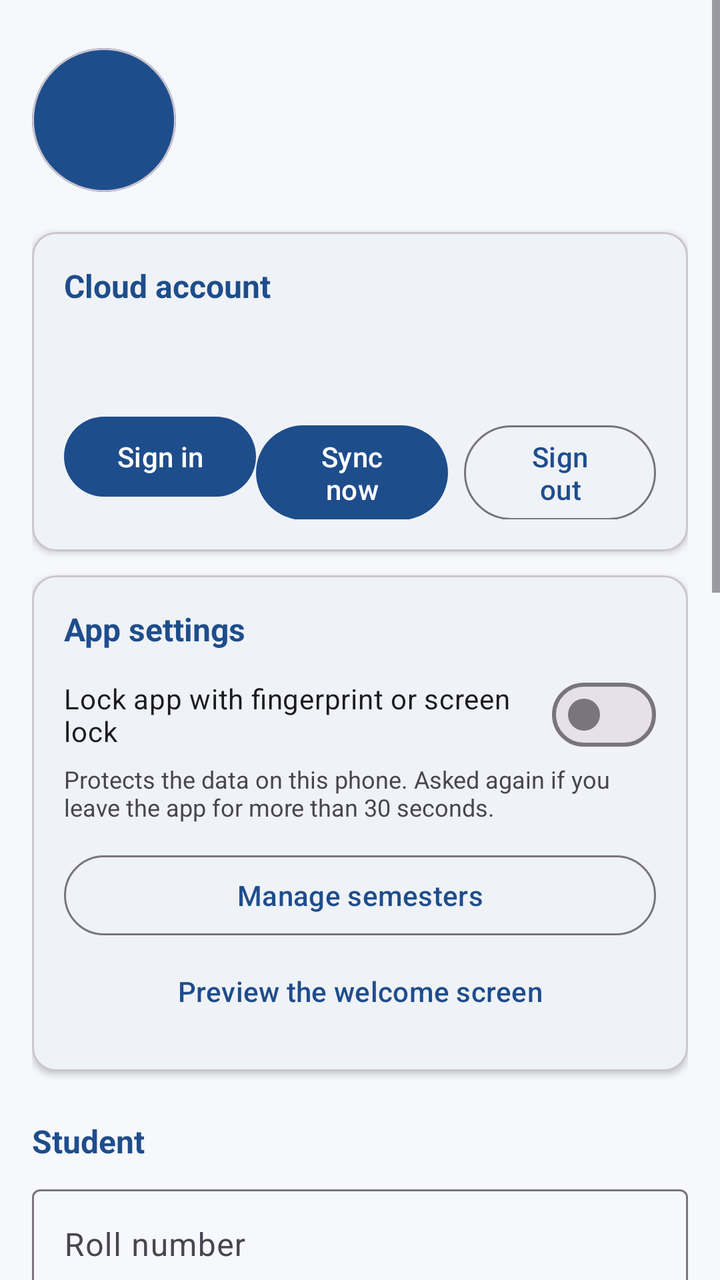
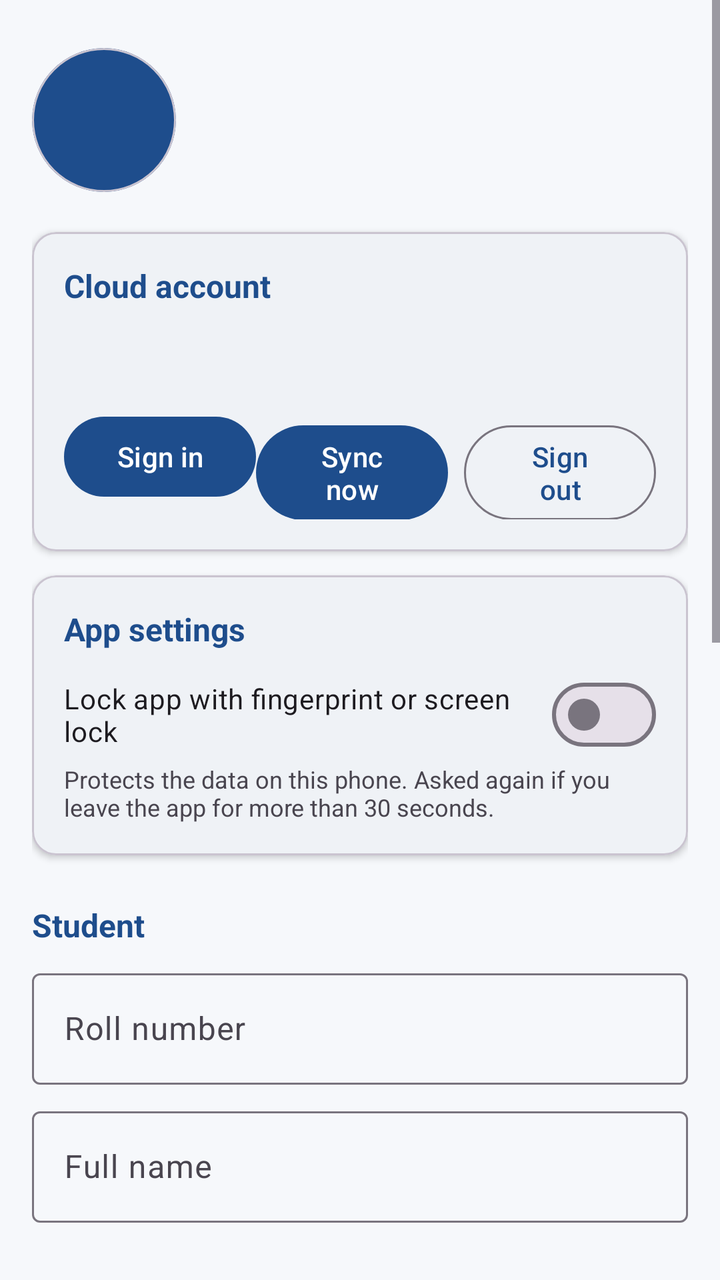

Compare the two renders of this Android layout. The source of the first and the diff that turns it into the second are given below.
<!-- AndroidManifest.xml: application theme Theme.CampusMate -->
<!-- res/layout/fragment_profile.xml -->
<?xml version="1.0" encoding="utf-8"?>
<ScrollView
    xmlns:android="http://schemas.android.com/apk/res/android"
    xmlns:app="http://schemas.android.com/apk/res-auto"
    android:layout_width="match_parent"
    android:layout_height="match_parent"
    android:fillViewport="true">

    <LinearLayout
        android:layout_width="match_parent"
        android:layout_height="wrap_content"
        android:orientation="vertical"
        android:padding="16dp">

        
        <LinearLayout
            android:layout_width="match_parent"
            android:layout_height="wrap_content"
            android:layout_marginTop="8dp"
            android:gravity="center_vertical"
            android:orientation="horizontal">

            <com.google.android.material.card.MaterialCardView
                android:id="@+id/cardAvatar"
                android:layout_width="72dp"
                android:layout_height="72dp"
                app:cardBackgroundColor="@color/cm_primary"
                app:cardCornerRadius="36dp"
                app:cardElevation="0dp">

                <TextView
                    android:id="@+id/textInitials"
                    android:layout_width="match_parent"
                    android:layout_height="match_parent"
                    android:gravity="center"
                    android:textColor="@color/cm_on_primary"
                    android:textSize="26sp"
                    android:textStyle="bold" />
            </com.google.android.material.card.MaterialCardView>

            <LinearLayout
                android:layout_width="0dp"
                android:layout_height="wrap_content"
                android:layout_marginStart="16dp"
                android:layout_weight="1"
                android:orientation="vertical">

                <TextView
                    android:id="@+id/textName"
                    android:layout_width="match_parent"
                    android:layout_height="wrap_content"
                    android:textSize="22sp"
                    android:textStyle="bold" />

                <TextView
                    android:id="@+id/textSummary"
                    android:layout_width="match_parent"
                    android:layout_height="wrap_content"
                    android:layout_marginTop="2dp"
                    android:textSize="14sp" />
            </LinearLayout>
        </LinearLayout>

        
        <com.google.android.material.card.MaterialCardView
            android:id="@+id/cardAccount"
            android:layout_width="match_parent"
            android:layout_height="wrap_content"
            android:layout_marginTop="20dp"
            app:cardBackgroundColor="@color/cm_surface"
            app:cardCornerRadius="12dp"
            app:cardElevation="2dp">

            <LinearLayout
                android:layout_width="match_parent"
                android:layout_height="wrap_content"
                android:orientation="vertical"
                android:padding="16dp">

                <TextView
                    android:layout_width="match_parent"
                    android:layout_height="wrap_content"
                    android:text="@string/account_title"
                    android:textColor="?attr/colorPrimary"
                    android:textSize="16sp"
                    android:textStyle="bold" />

                <TextView
                    android:id="@+id/textAccountStatus"
                    android:layout_width="match_parent"
                    android:layout_height="wrap_content"
                    android:layout_marginTop="4dp"
                    android:textSize="14sp" />

                <TextView
                    android:id="@+id/textLastSync"
                    android:layout_width="match_parent"
                    android:layout_height="wrap_content"
                    android:layout_marginTop="2dp"
                    android:textSize="13sp" />

                <ProgressBar
                    android:id="@+id/progressSync"
                    style="?android:attr/progressBarStyleHorizontal"
                    android:layout_width="match_parent"
                    android:layout_height="wrap_content"
                    android:layout_marginTop="8dp"
                    android:indeterminate="true"
                    android:visibility="gone" />

                <LinearLayout
                    android:layout_width="match_parent"
                    android:layout_height="wrap_content"
                    android:layout_marginTop="8dp"
                    android:orientation="horizontal">

                    <com.google.android.material.button.MaterialButton
                        android:id="@+id/buttonSignIn"
                        android:layout_width="0dp"
                        android:layout_height="wrap_content"
                        android:layout_weight="1"
                        android:text="@string/account_sign_in" />

                    <com.google.android.material.button.MaterialButton
                        android:id="@+id/buttonSyncNow"
                        android:layout_width="0dp"
                        android:layout_height="wrap_content"
                        android:layout_marginEnd="4dp"
                        android:layout_weight="1"
                        android:text="@string/account_sync_now" />

                    <com.google.android.material.button.MaterialButton
                        android:id="@+id/buttonSignOut"
                        style="?attr/materialButtonOutlinedStyle"
                        android:layout_width="0dp"
                        android:layout_height="wrap_content"
                        android:layout_marginStart="4dp"
                        android:layout_weight="1"
                        android:text="@string/account_sign_out" />
                </LinearLayout>
            </LinearLayout>
        </com.google.android.material.card.MaterialCardView>

        
        <com.google.android.material.card.MaterialCardView
            android:id="@+id/cardSettings"
            android:layout_width="match_parent"
            android:layout_height="wrap_content"
            android:layout_marginTop="12dp"
            app:cardBackgroundColor="@color/cm_surface"
            app:cardCornerRadius="12dp"
            app:cardElevation="2dp">

            <LinearLayout
                android:layout_width="match_parent"
                android:layout_height="wrap_content"
                android:orientation="vertical"
                android:padding="16dp">

                <TextView
                    android:layout_width="wrap_content"
                    android:layout_height="wrap_content"
                    android:text="@string/settings_title"
                    android:textColor="?attr/colorPrimary"
                    android:textSize="16sp"
                    android:textStyle="bold" />

                <com.google.android.material.materialswitch.MaterialSwitch
                    android:id="@+id/switchAppLock"
                    android:layout_width="match_parent"
                    android:layout_height="wrap_content"
                    android:layout_marginTop="8dp"
                    android:text="@string/settings_app_lock" />

                <TextView
                    android:layout_width="match_parent"
                    android:layout_height="wrap_content"
                    android:text="@string/settings_app_lock_hint"
                    android:textSize="12sp" />

                <com.google.android.material.button.MaterialButton
                    android:id="@+id/buttonSemesters"
                    style="@style/Widget.Material3.Button.OutlinedButton"
                    android:layout_width="match_parent"
                    android:layout_height="wrap_content"
                    android:layout_marginTop="12dp"
                    android:text="@string/settings_semesters" />

                <com.google.android.material.button.MaterialButton
                    android:id="@+id/buttonShowWelcome"
                    style="@style/Widget.Material3.Button.TextButton"
                    android:layout_width="match_parent"
                    android:layout_height="wrap_content"
                    android:text="@string/settings_show_welcome" />
            </LinearLayout>
        </com.google.android.material.card.MaterialCardView>

        
        <TextView
            android:layout_width="match_parent"
            android:layout_height="wrap_content"
            android:layout_marginTop="24dp"
            android:text="@string/profile_section_student"
            android:textColor="?attr/colorPrimary"
            android:textSize="16sp"
            android:textStyle="bold" />

        <com.google.android.material.textfield.TextInputLayout
            android:id="@+id/layoutRoll"
            style="@style/Widget.Material3.TextInputLayout.OutlinedBox"
            android:layout_width="match_parent"
            android:layout_height="wrap_content"
            android:layout_marginTop="8dp"
            android:hint="@string/profile_hint_roll">

            <com.google.android.material.textfield.TextInputEditText
                android:id="@+id/editRoll"
                android:layout_width="match_parent"
                android:layout_height="wrap_content"
                android:inputType="number" />
        </com.google.android.material.textfield.TextInputLayout>

        <TextView
            android:id="@+id/textDetectStatus"
            android:layout_width="match_parent"
            android:layout_height="wrap_content"
            android:layout_marginStart="4dp"
            android:layout_marginTop="4dp"
            android:textColor="?attr/colorPrimary"
            android:textSize="13sp"
            android:visibility="gone" />

        <com.google.android.material.textfield.TextInputLayout
            android:id="@+id/layoutName"
            style="@style/Widget.Material3.TextInputLayout.OutlinedBox"
            android:layout_width="match_parent"
            android:layout_height="wrap_content"
            android:layout_marginTop="8dp"
            android:hint="@string/profile_hint_name">

            <com.google.android.material.textfield.TextInputEditText
                android:id="@+id/editName"
                android:layout_width="match_parent"
                android:layout_height="wrap_content"
                android:inputType="textPersonName|textCapWords" />
        </com.google.android.material.textfield.TextInputLayout>

        
        <TextView
            android:layout_width="match_parent"
            android:layout_height="wrap_content"
            android:layout_marginTop="24dp"
            android:text="@string/profile_section_academic"
            android:textColor="?attr/colorPrimary"
            android:textSize="16sp"
            android:textStyle="bold" />

        <com.google.android.material.textfield.TextInputLayout
            android:id="@+id/layoutUniversity"
            style="@style/Widget.Material3.TextInputLayout.OutlinedBox"
            android:layout_width="match_parent"
            android:layout_height="wrap_content"
            android:layout_marginTop="8dp"
            android:hint="@string/profile_hint_university">

            <com.google.android.material.textfield.TextInputEditText
                android:id="@+id/editUniversity"
                android:layout_width="match_parent"
                android:layout_height="wrap_content"
                android:inputType="textCapWords" />
        </com.google.android.material.textfield.TextInputLayout>

        <com.google.android.material.textfield.TextInputLayout
            android:id="@+id/layoutDepartment"
            style="@style/Widget.Material3.TextInputLayout.OutlinedBox"
            android:layout_width="match_parent"
            android:layout_height="wrap_content"
            android:layout_marginTop="8dp"
            android:hint="@string/profile_hint_department">

            <com.google.android.material.textfield.TextInputEditText
                android:id="@+id/editDepartment"
                android:layout_width="match_parent"
                android:layout_height="wrap_content"
                android:inputType="textCapWords" />
        </com.google.android.material.textfield.TextInputLayout>

        <com.google.android.material.textfield.TextInputLayout
            android:id="@+id/layoutSession"
            style="@style/Widget.Material3.TextInputLayout.OutlinedBox"
            android:layout_width="match_parent"
            android:layout_height="wrap_content"
            android:layout_marginTop="8dp"
            android:hint="@string/profile_hint_session">

            <com.google.android.material.textfield.TextInputEditText
                android:id="@+id/editSession"
                android:layout_width="match_parent"
                android:layout_height="wrap_content"
                android:inputType="text" />
        </com.google.android.material.textfield.TextInputLayout>

        <LinearLayout
            android:layout_width="match_parent"
            android:layout_height="wrap_content"
            android:layout_marginTop="8dp"
            android:orientation="horizontal">

            <com.google.android.material.textfield.TextInputLayout
                android:id="@+id/layoutYear"
                style="@style/Widget.Material3.TextInputLayout.OutlinedBox"
                android:layout_width="0dp"
                android:layout_height="wrap_content"
                android:layout_marginEnd="4dp"
                android:layout_weight="1"
                android:hint="@string/profile_hint_year">

                <com.google.android.material.textfield.TextInputEditText
                    android:id="@+id/editYear"
                    android:layout_width="match_parent"
                    android:layout_height="wrap_content"
                    android:inputType="number" />
            </com.google.android.material.textfield.TextInputLayout>

            <com.google.android.material.textfield.TextInputLayout
                android:id="@+id/layoutTerm"
                style="@style/Widget.Material3.TextInputLayout.OutlinedBox"
                android:layout_width="0dp"
                android:layout_height="wrap_content"
                android:layout_marginStart="4dp"
                android:layout_weight="1"
                android:hint="@string/profile_hint_term">

                <com.google.android.material.textfield.TextInputEditText
                    android:id="@+id/editTerm"
                    android:layout_width="match_parent"
                    android:layout_height="wrap_content"
                    android:inputType="number" />
            </com.google.android.material.textfield.TextInputLayout>
        </LinearLayout>

        <LinearLayout
            android:layout_width="match_parent"
            android:layout_height="wrap_content"
            android:layout_marginTop="8dp"
            android:orientation="horizontal">

            <com.google.android.material.textfield.TextInputLayout
                android:id="@+id/layoutSection"
                style="@style/Widget.Material3.TextInputLayout.OutlinedBox"
                android:layout_width="0dp"
                android:layout_height="wrap_content"
                android:layout_marginEnd="4dp"
                android:layout_weight="1"
                android:hint="@string/profile_hint_section">

                <com.google.android.material.textfield.TextInputEditText
                    android:id="@+id/editSection"
                    android:layout_width="match_parent"
                    android:layout_height="wrap_content"
                    android:inputType="textCapCharacters" />
            </com.google.android.material.textfield.TextInputLayout>

            <com.google.android.material.textfield.TextInputLayout
                android:id="@+id/layoutLabGroup"
                style="@style/Widget.Material3.TextInputLayout.OutlinedBox"
                android:layout_width="0dp"
                android:layout_height="wrap_content"
                android:layout_marginStart="4dp"
                android:layout_weight="1"
                android:hint="@string/profile_hint_lab_group">

                <com.google.android.material.textfield.TextInputEditText
                    android:id="@+id/editLabGroup"
                    android:layout_width="match_parent"
                    android:layout_height="wrap_content"
                    android:inputType="textCapCharacters" />
            </com.google.android.material.textfield.TextInputLayout>
        </LinearLayout>

        <TextView
            android:layout_width="match_parent"
            android:layout_height="wrap_content"
            android:layout_marginStart="4dp"
            android:layout_marginTop="4dp"
            android:text="@string/profile_group_hint"
            android:textSize="13sp" />
        <com.google.android.material.button.MaterialButton
            android:id="@+id/buttonClassGroups"
            style="@style/Widget.Material3.Button.TextButton"
            android:layout_width="wrap_content"
            android:layout_height="wrap_content"
            android:layout_marginTop="4dp"
            android:text="@string/class_groups_button" />

        
        <com.google.android.material.button.MaterialButton
            android:id="@+id/buttonAdvanced"
            style="@style/Widget.Material3.Button.TextButton"
            android:layout_width="wrap_content"
            android:layout_height="wrap_content"
            android:layout_marginTop="16dp"
            android:text="@string/profile_button_advanced" />

        <com.google.android.material.textfield.TextInputLayout
            android:id="@+id/layoutSerialDigits"
            style="@style/Widget.Material3.TextInputLayout.OutlinedBox"
            android:layout_width="match_parent"
            android:layout_height="wrap_content"
            android:layout_marginTop="4dp"
            android:hint="@string/profile_hint_serial_digits"
            android:visibility="gone"
            app:helperText="@string/profile_serial_help"
            app:helperTextEnabled="true">

            <com.google.android.material.textfield.TextInputEditText
                android:id="@+id/editSerialDigits"
                android:layout_width="match_parent"
                android:layout_height="wrap_content"
                android:inputType="number" />
        </com.google.android.material.textfield.TextInputLayout>

        <com.google.android.material.button.MaterialButton
            android:id="@+id/buttonSave"
            android:layout_width="match_parent"
            android:layout_height="wrap_content"
            android:layout_marginTop="24dp"
            android:layout_marginBottom="16dp"
            android:text="@string/profile_button_save" />

    </LinearLayout>
</ScrollView>
<!-- resources referenced by this layout -->
<resources>
  <color name="cm_on_primary">#FFFFFF</color>
  <color name="cm_primary">#1E4D8C</color>
  <color name="cm_surface">#FFFFFF</color>
  <string name="account_sign_in">Sign in</string>
  <string name="account_sign_out">Sign out</string>
  <string name="account_sync_now">Sync now</string>
  <string name="account_title">Cloud account</string>
  <string name="class_groups_button">Sections and lab groups</string>
  <string name="profile_button_advanced">Advanced: roll number format</string>
  <string name="profile_button_save">Save profile</string>
  <string name="profile_group_hint">Section and lab group are filled from the roll number. Change them if your teacher moved you to another group.</string>
  <string name="profile_hint_department">Department</string>
  <string name="profile_hint_lab_group">Lab group</string>
  <string name="profile_hint_name">Full name</string>
  <string name="profile_hint_roll">Roll number</string>
  <string name="profile_hint_section">Section</string>
  <string name="profile_hint_serial_digits">Serial digits at the end of roll number</string>
  <string name="profile_hint_session">Session (example: 2024-2025)</string>
  <string name="profile_hint_term">Term</string>
  <string name="profile_hint_university">University</string>
  <string name="profile_hint_year">Year</string>
  <string name="profile_section_academic">Academic information</string>
  <string name="profile_section_student">Student</string>
  <string name="profile_serial_help">How many last digits of the roll number are the student serial. KUET: 3. Change only if your institution uses a different roll format.</string>
  <string name="settings_app_lock">Lock app with fingerprint or screen lock</string>
  <string name="settings_app_lock_hint">Protects the data on this phone. Asked again if you leave the app for more than 30 seconds.</string>
  <string name="settings_semesters">Manage semesters</string>
  <string name="settings_show_welcome">Preview the welcome screen</string>
  <string name="settings_title">App settings</string>
  <style name="Theme.CampusMate" parent="Base.Theme.CampusMate" />
  <style name="Base.Theme.CampusMate" parent="Theme.Material3.DayNight.NoActionBar">
          <item name="colorPrimary">@color/cm_primary</item>
          <item name="colorOnPrimary">@color/cm_on_primary</item>
          <item name="colorSecondary">@color/cm_secondary</item>
          <item name="colorOnSecondary">@color/cm_on_secondary</item>
          <item name="android:colorBackground">@color/cm_background</item>
          <item name="colorSurface">@color/cm_surface</item>
          <item name="colorOnSurface">@color/cm_on_surface</item>
          <item name="colorError">@color/cm_error</item>
          <item name="android:statusBarColor">@color/cm_primary_dark</item>
          <item name="android:windowAnimationStyle">@style/CampusMate.WindowAnimation</item>
      </style>
  <color name="cm_secondary">#00897B</color>
  <color name="cm_on_secondary">#FFFFFF</color>
  <color name="cm_background">#F6F8FB</color>
  <color name="cm_on_surface">#1B1F24</color>
  <color name="cm_error">#B3261E</color>
  <color name="cm_primary_dark">#12325C</color>
  <style name="CampusMate.WindowAnimation" parent="@android:style/Animation.Activity">
          <item name="android:activityOpenEnterAnimation">@anim/cm_enter</item>
          <item name="android:activityOpenExitAnimation">@anim/cm_exit</item>
          <item name="android:activityCloseEnterAnimation">@anim/cm_pop_enter</item>
          <item name="android:activityCloseExitAnimation">@anim/cm_pop_exit</item>
      </style>
</resources>

<!-- the commit's change to res/layout/fragment_profile.xml (unified diff, before → after) -->
@@ -178,20 +178,7 @@
                     android:text="@string/settings_app_lock_hint"
                     android:textSize="12sp" />
 
-                <com.google.android.material.button.MaterialButton
-                    android:id="@+id/buttonSemesters"
-                    style="@style/Widget.Material3.Button.OutlinedButton"
-                    android:layout_width="match_parent"
-                    android:layout_height="wrap_content"
-                    android:layout_marginTop="12dp"
-                    android:text="@string/settings_semesters" />
-
-                <com.google.android.material.button.MaterialButton
-                    android:id="@+id/buttonShowWelcome"
-                    style="@style/Widget.Material3.Button.TextButton"
-                    android:layout_width="match_parent"
-                    android:layout_height="wrap_content"
-                    android:text="@string/settings_show_welcome" />
+
             </LinearLayout>
         </com.google.android.material.card.MaterialCardView>
 
<!-- resource entries referenced after the edit -->
@@ -26,8 +26,6 @@
   <string name="profile_serial_help">How many last digits of the roll number are the student serial. KUET: 3. Change only if your institution uses a different roll format.</string>
   <string name="settings_app_lock">Lock app with fingerprint or screen lock</string>
   <string name="settings_app_lock_hint">Protects the data on this phone. Asked again if you leave the app for more than 30 seconds.</string>
-  <string name="settings_semesters">Manage semesters</string>
-  <string name="settings_show_welcome">Preview the welcome screen</string>
   <string name="settings_title">App settings</string>
   <style name="Theme.CampusMate" parent="Base.Theme.CampusMate" />
   <style name="Base.Theme.CampusMate" parent="Theme.Material3.DayNight.NoActionBar">
